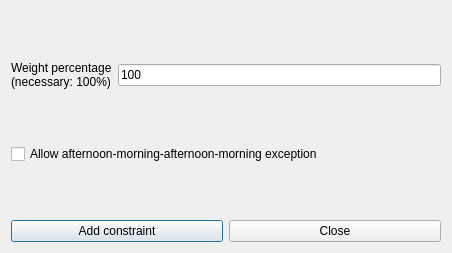
The window that fet/src/interface/addconstraintteachersmaxthreeconsecutivedaysform_template.ui (vonmecheln/fet) describes before a commit, drawn with Qt 5.
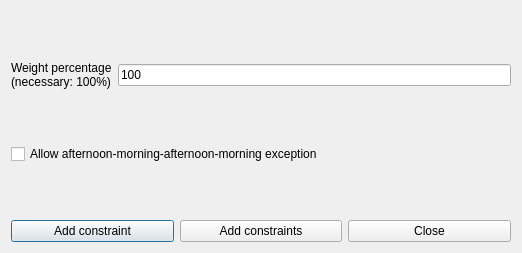
The same window after the commit.

```diff
--- a/fet/src/interface/addconstraintteachersmaxthreeconsecutivedaysform_template.ui
+++ b/fet/src/interface/addconstraintteachersmaxthreeconsecutivedaysform_template.ui
@@ -6,7 +6,7 @@
    <rect>
     <x>0</x>
     <y>0</y>
-    <width>452</width>
+    <width>522</width>
     <height>253</height>
    </rect>
   </property>
@@ -101,6 +101,13 @@
        </property>
       </widget>
      </item>
+     <item>
+      <widget class="QPushButton" name="addConstraintsPushButton">
+       <property name="text">
+        <string>Add constraints</string>
+       </property>
+      </widget>
+     </item>
      <item>
       <widget class="QPushButton" name="closePushButton">
        <property name="text">
```
